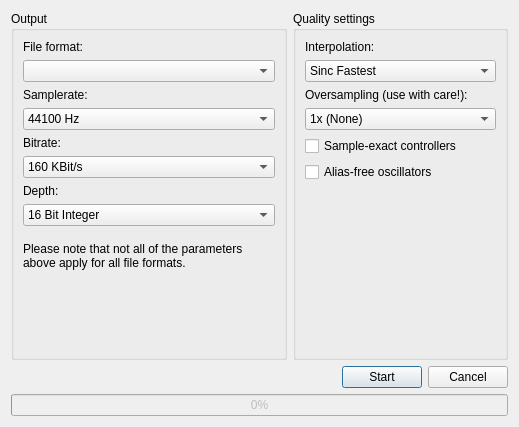
Before: the Qt Designer form src/gui/Forms/ExportProjectDialog.ui in LMMS/lmms, drawn with Qt 5.
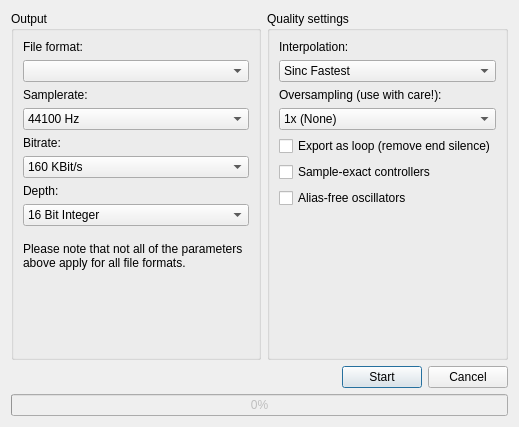
After: the same form once the commit is applied.

Commit message:
ExportProjectDialog: added option for exporting song as loop
This patch adds the option to remove the extra silence at the end,
so that the exported song can be seamlessly looped.

Patch:
```diff
--- a/src/gui/Forms/ExportProjectDialog.ui
+++ b/src/gui/Forms/ExportProjectDialog.ui
@@ -284,6 +284,13 @@
           </item>
          </widget>
         </item>
+        <item>
+         <widget class="QCheckBox" name="exportLoopCB">
+          <property name="text">
+           <string>Export as loop (remove end silence)</string>
+          </property>
+         </widget>
+        </item>
         <item>
          <widget class="QCheckBox" name="sampleExactControllersCB">
           <property name="text">
```
The commit also changes 3 other files.
